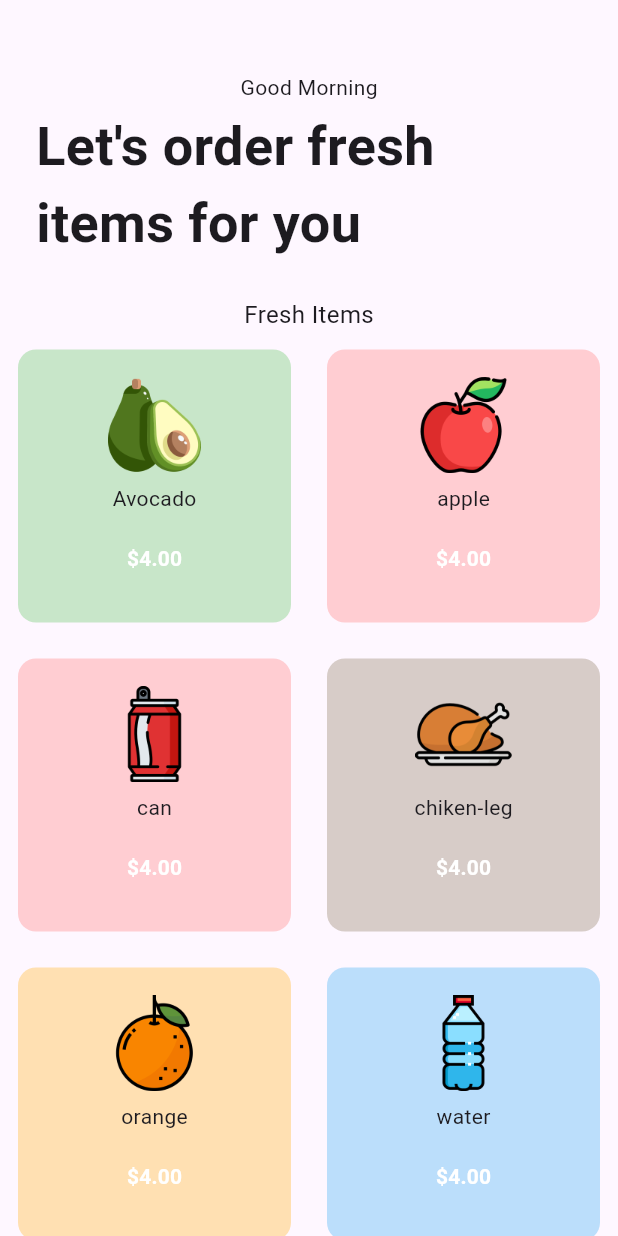
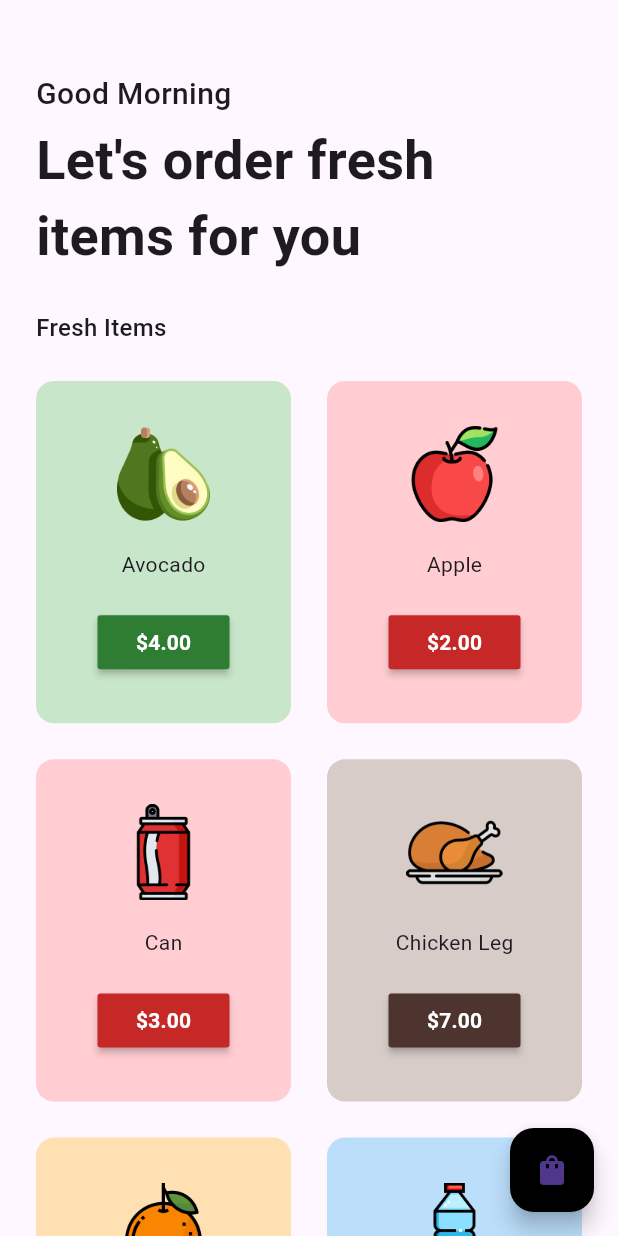
Before and after one commit to mohamedimghri/GroceryShop, a Flutter app: the HomePage screen opened directly, on a phone screen of 412 x 824 dp. Run offline on Flutter 3.47's test engine with Material 3 defaults, Android fonts, the phone set to English and light mode, and no system bars.

Commit message:
add cart_page

```diff
--- a/lib/model/cart_model.dart
+++ b/lib/model/cart_model.dart
@@ -1,19 +1,19 @@
 import 'package:flutter/material.dart';
 
 class CartModel extends ChangeNotifier {
-  final List _shopItems = [
+  final List<List<dynamic>> _shopItems = [
     ["Avocado", "4.00", "lib/images/avocado.png", Colors.green],
-    ["apple", "4.00", "lib/images/apple.png", Colors.red],
-    ["can", "4.00", "lib/images/can.png", Colors.red],
-    ["chiken-leg", "4.00", "lib/images/chicken-leg.png", Colors.brown],
-    ["orange", "4.00", "lib/images/orange.png", Colors.orange],
-    ["water", "4.00", "lib/images/water.png", Colors.blue],
+    ["Apple", "2.00", "lib/images/apple.png", Colors.red],
+    ["Can", "3.00", "lib/images/can.png", Colors.red],
+    ["Chicken Leg", "7.00", "lib/images/chicken-leg.png", Colors.brown],
+    ["Orange", "2.00", "lib/images/orange.png", Colors.orange],
+    ["Water", "1.00", "lib/images/water.png", Colors.blue],
   ];
 
-  List _cartItems = [];
+  final List<List<dynamic>> _cartItems = [];
 
-  get shopItems => _shopItems;
-  get cartItems => _cartItems;
+  List<List<dynamic>> get shopItems => _shopItems;
+  List<List<dynamic>> get cartItems => _cartItems;
 
   void addItemToCart(int index) {
     _cartItems.add(_shopItems[index]);
@@ -25,11 +25,11 @@
     notifyListeners();
   }
 
-  String calculateTotal() {
-    double totalePrice = 0;
-    for (int i = 0; i < _cartItems.length; i++) {
-      totalePrice += double.parse(_cartItems[i][i]);
+  double calculateTotal() {
+    double totalPrice = 0.0;
+    for (var item in _cartItems) {
+      totalPrice += double.parse(item[1]); // Corrected index
     }
-    return totalePrice.toStringAsFixed(2);
+    return totalPrice;
   }
 }
--- a/lib/pages/home_page.dart
+++ b/lib/pages/home_page.dart
@@ -1,6 +1,7 @@
 import 'package:flutter/material.dart';
 import 'package:groceryshop/components/grocery_item_tile.dart';
 import 'package:groceryshop/model/cart_model.dart';
+import 'package:groceryshop/pages/cart_page.dart';
 import 'package:provider/provider.dart';
 
 class HomePage extends StatelessWidget {
@@ -9,52 +10,71 @@
   @override
   Widget build(BuildContext context) {
     return Scaffold(
-      body: Column(
+      floatingActionButton: FloatingActionButton(
+        onPressed: () => Navigator.push(
+          context,
+          MaterialPageRoute(builder: (context) => const CartPage()),
+        ),
+        backgroundColor: Colors.black,
+        tooltip: "Go to Cart",
+        child: const Icon(Icons.shopping_bag),
+      ),
+      body: SafeArea(
+        child: Column(
+          crossAxisAlignment: CrossAxisAlignment.start,
           children: [
-          SizedBox(
-            height: 48,
-          ),
-          Padding(
+            const SizedBox(height: 48),
+            const Padding(
               padding: EdgeInsets.symmetric(horizontal: 24.0),
               child: Text(
                 "Good Morning",
+                style: TextStyle(fontSize: 20, fontWeight: FontWeight.w500),
               ),
             ),
-          SizedBox(
-            height: 4,
+            const SizedBox(height: 4),
+            const Padding(
+              padding: EdgeInsets.symmetric(horizontal: 24.0),
+              child: Text(
+                "Let's order fresh items for you",
+                style: TextStyle(fontSize: 36, fontWeight: FontWeight.bold),
               ),
-          Padding(
-            padding: EdgeInsets.symmetric(horizontal: 24.0),
-            child: Text("Let's order fresh items for you",
-                style: TextStyle(fontSize: 36, fontWeight: FontWeight.bold)),
             ),
-          SizedBox(
-            height: 24,
-          ),
-          Padding(
+            const SizedBox(height: 24),
+            const Padding(
               padding: EdgeInsets.symmetric(horizontal: 24.0),
               child: Text(
                 "Fresh Items",
-              style: TextStyle(fontSize: 16),
+                style: TextStyle(fontSize: 16, fontWeight: FontWeight.w500),
               ),
             ),
-          Expanded(child: Consumer<CartModel>(
+            Expanded(
+              child: Consumer<CartModel>(
                 builder: (context, value, child) {
                   return GridView.builder(
-                gridDelegate: SliverGridDelegateWithFixedCrossAxisCount(
-                    crossAxisCount: 2),
+                    itemCount: value.shopItems.length, // Fixed Typo
+                    padding: const EdgeInsets.all(12),
+                    gridDelegate: const SliverGridDelegateWithFixedCrossAxisCount(
+                      crossAxisCount: 2,
+                      childAspectRatio: 1 / 1.3,
+                    ),
                     itemBuilder: (BuildContext context, int index) {
                       return GroceryItemTile(
                         itemName: value.shopItems[index][0],
                         itemPrice: value.shopItems[index][1],
                         imagePath: value.shopItems[index][2],
                         color: value.shopItems[index][3],
+                        onPressed: () {
+                          Provider.of<CartModel>(context, listen: false)
+                              .addItemToCart(index);
+                        },
                       );
                     },
                   );
                 },
-          ))
+              ),
+            ),
           ],
+        ),
       ),
     );
   }
```
Also changed, not shown: lib/pages/cart_page.dart (added, +113 -0 lines), lib/pages/intro_page.dart (+23 -22 lines). Lines whose indentation alone changed are shown as unchanged.
